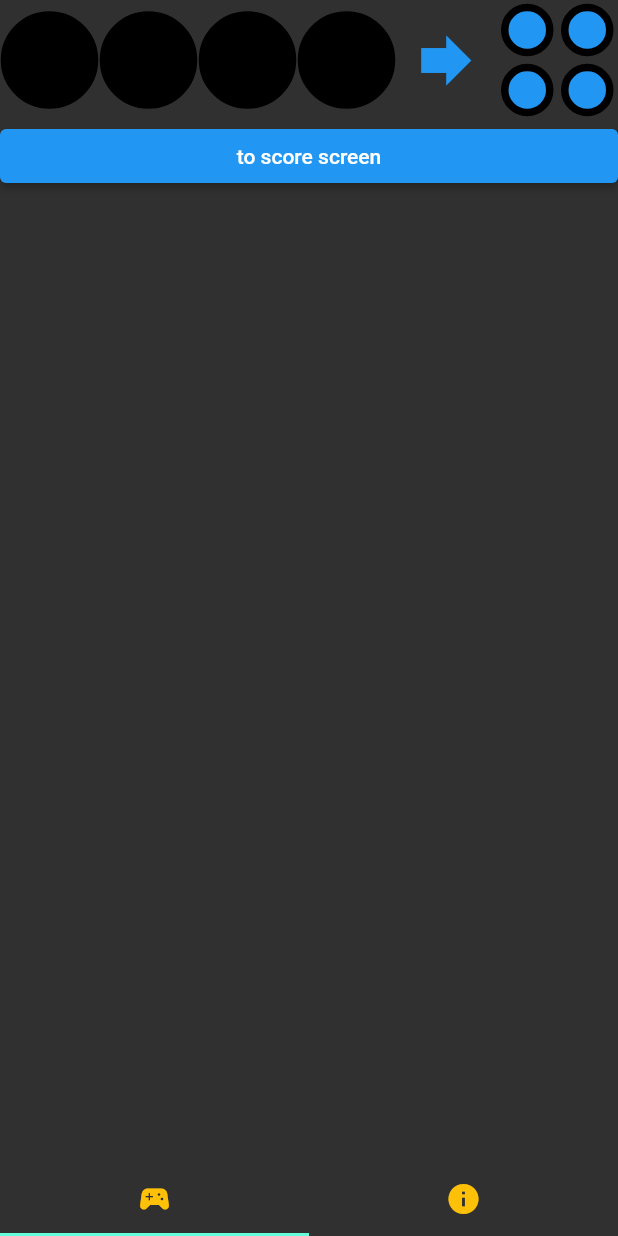
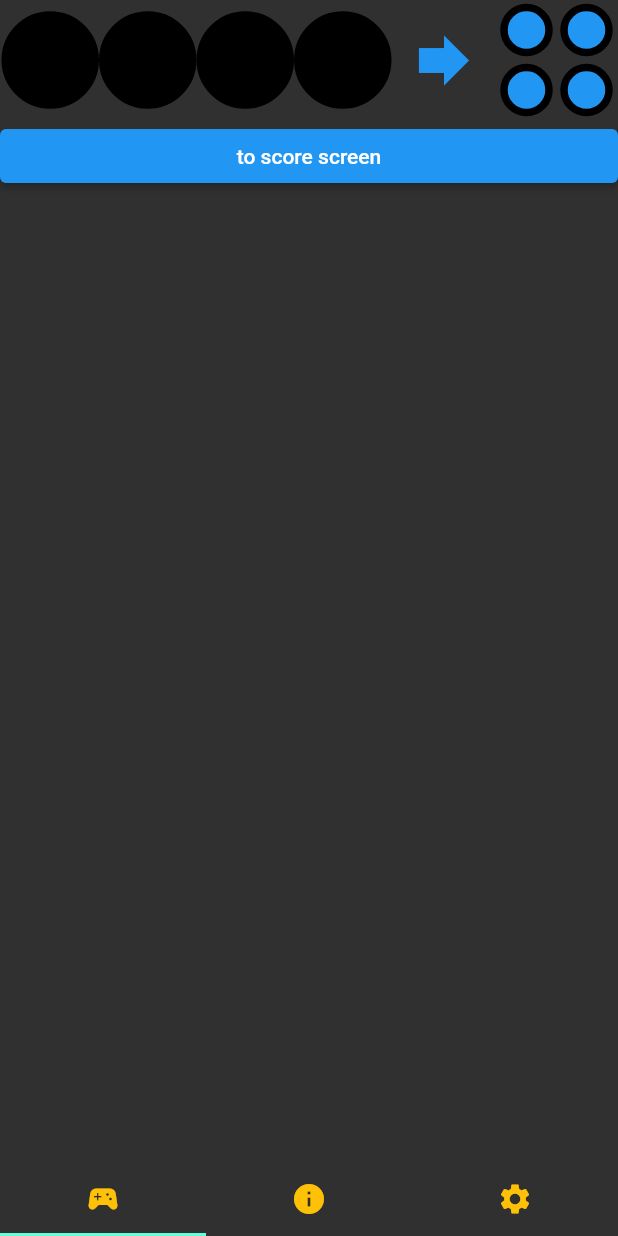
Before and after one commit to galileo-academy-wmiw/mastermind_leaf, a Flutter app: the AppTree screen opened directly, after a tap on the "forward" icon, on a phone screen of 412 x 824 dp. Run offline on Flutter 3.47's test engine with Material 2 defaults, Android fonts, the phone set to English and light mode, and no system bars; our stand-ins replace audioplayers.

Commit message:
changed a whole bunch of stuff. forgot to commit for a few days lol

```diff
--- a/lib/classes/code-pin.dart
+++ b/lib/classes/code-pin.dart
@@ -1,13 +1,18 @@
 import 'package:flutter/material.dart';
-
-enum PinColor {empty, red, yellow, green, blue, purple, orange}
-
 
 class CodePin extends StatefulWidget {
   CodePin({Key? key}) : super(key: key);
 
+
   @override
   State<CodePin> createState() => _CodePinState();
+
+
+  Color getStateColor(){
+    //THIS IS BROKEN I DONT KNOW HOW TO GET DATA OUT OF MY STATE.
+    return Colors.white;//temp return type THIS IS BROKEN
+  }
+
 }
 
 class _CodePinState extends State<CodePin> {
@@ -28,6 +33,7 @@ class _CodePinState extends State<CodePin> {
             index = 1;
           }
           currentColor = pinColors[index];
+          print(currentColor);
         });
       },
       onDoubleTap: (){
@@ -38,10 +44,17 @@ class _CodePinState extends State<CodePin> {
           }
 
           currentColor = pinColors[index];
+          print(currentColor);
         });
       },
+      child: ConstrainedBox(
+        constraints: const BoxConstraints(
+          maxHeight: 65,
+          maxWidth: 65,
+          minHeight: 30,
+          minWidth: 30,
+        ),
         child: Container(
-        width: 65,
           decoration: BoxDecoration(
             color: currentColor,
             shape: BoxShape.circle,
@@ -52,6 +65,7 @@ class _CodePinState extends State<CodePin> {
             ),
           ),
         ),
+      ),
     );
   }
 }
--- a/lib/classes/game-row.dart
+++ b/lib/classes/game-row.dart
@@ -2,6 +2,9 @@ import 'package:flutter/material.dart';
 
 import '../classes/score-pin.dart';
 import '../classes/code-pin.dart';
+import 'package:mastermind_leaf/main.dart';
+
+enum PinColor {empty, red, yellow, green, blue, purple, orange}
 
 class GameRow extends StatefulWidget {
   const GameRow({Key? key}) : super(key: key);
@@ -13,18 +16,54 @@ class GameRow extends StatefulWidget {
 class _GameRowState extends State<GameRow> {
   @override
   Widget build(BuildContext context) {
+
+    List<CodePin> pins = [CodePin(), CodePin(), CodePin(), CodePin()];
+    Container test = Container();
+
+
     return Container(
-      height: 80,
       child: Row(
         mainAxisAlignment: MainAxisAlignment.spaceAround,
         children: [
-          CodePin(),
-          CodePin(),
-          CodePin(),
-          CodePin(),
-          TextButton(onPressed: (){}, child: Icon(Icons.forward, size: 50,)),
+          Row(
+            mainAxisAlignment: MainAxisAlignment.spaceAround,
+            children: pins,
+          ),
+          TextButton(onPressed: (){
+
+
+            setState(() {
+              List<PinColor> inputPins = [];
+
+              for(int i = 0; i < 4; i++){
+                if(pins[i].getStateColor() == Colors.black){
+                  inputPins.add(PinColor.empty);
+                }else if(pins[i].getStateColor() == Colors.red){
+                  inputPins.add(PinColor.red);
+                }else if(pins[i].getStateColor() == Colors.yellow){
+                  inputPins.add(PinColor.yellow);
+                }else if(pins[i].getStateColor() == Colors.green){
+                  inputPins.add(PinColor.green);
+                }else if(pins[i].getStateColor() == Colors.blue){
+                  inputPins.add(PinColor.blue);
+                }else if(pins[i].getStateColor() == Colors.purple){
+                  inputPins.add(PinColor.purple);
+                }else if(pins[i].getStateColor() == Colors.orange){
+                  inputPins.add(PinColor.orange);
+                }
+              }
+              print(inputPins);
+            });
+
+          }, child: Icon(Icons.forward, size: 50,)),
           Container(
-            width: 80,
+            constraints:const BoxConstraints(
+                maxHeight: 80,
+                maxWidth: 80,
+                minHeight: 40,
+                minWidth: 40,
+            )
+            ,
             child: Column(
               mainAxisAlignment: MainAxisAlignment.spaceAround,
               children: [
--- a/lib/classes/score-pin.dart
+++ b/lib/classes/score-pin.dart
@@ -1,4 +1,6 @@
 import 'package:flutter/material.dart';
+
+
 
 enum Answer {
   rightSpot,
@@ -12,9 +14,14 @@ class ScorePin extends StatelessWidget {
 
   @override
   Widget build(BuildContext context) {
-    return Container(
-      height: 35,
-      width: 35,
+    return ConstrainedBox(
+      constraints: const BoxConstraints(
+        maxHeight: 35,
+        maxWidth: 35,
+        minHeight: 15,
+        minWidth: 15,
+      ),
+      child: Container(
         decoration: BoxDecoration(
           color: Colors.blue,
           shape: BoxShape.circle,
@@ -24,6 +31,7 @@ class ScorePin extends StatelessWidget {
             style: BorderStyle.solid,
           ),
         ),
+      ),
     );
   }
 }
--- a/lib/main.dart
+++ b/lib/main.dart
@@ -1,10 +1,11 @@
 import 'package:flutter/material.dart';
 import 'package:audioplayers/audioplayers.dart';
 
-import 'screens/game-screen.dart';
-import 'screens/info-screen.dart';
-import 'screens/score-screen.dart';
-import 'screens/start-screen.dart';
+import 'package:mastermind_leaf/screens/game-screen.dart';
+import 'package:mastermind_leaf/screens/info-screen.dart';
+import 'package:mastermind_leaf/screens/score-screen.dart';
+import 'package:mastermind_leaf/screens/start-screen.dart';
+import 'package:mastermind_leaf/screens/settings-screen.dart';
 
 void main() {
   runApp(const AppRoot());
@@ -31,20 +32,22 @@ class AppTree extends StatelessWidget {
 
   @override
   Widget build(BuildContext context) {
-    return const DefaultTabController(
-      length: 2,
+    return DefaultTabController(
+      length: 3,
       child: Scaffold(
         body: Center(child: TabBarView(
           children: [
             GameScreen(),
             InfoScreen(),
+            SettingsScreen()
           ],
         )),
         bottomNavigationBar: TabBar(
           labelColor: Colors.black,
           tabs: [
             Tab(icon:Icon(Icons.sports_esports, color: Colors.amber,)),
-            Tab(icon:Icon(Icons.info, color: Colors.amber,))
+            Tab(icon:Icon(Icons.info, color: Colors.amber,)),
+            Tab(icon: Icon(Icons.settings, color: Colors.amber,),)
           ],
         ),
       ),
--- a/lib/screens/game-screen.dart
+++ b/lib/screens/game-screen.dart
@@ -14,7 +14,7 @@ class GameScreen extends StatelessWidget {
       children: [
         Column(
           children: [
-            GameRow(),
+            GameRow()
           ],
         ),
         ElevatedButton(
```
Also changed, not shown: lib/screens/settings-screen.dart (added, +97 -0 lines). Lines whose indentation alone changed are shown as unchanged.
